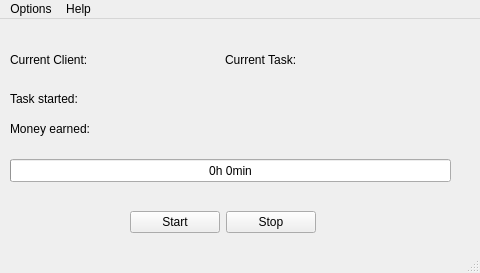
This is src/mainwindow.ui in FelixTheC/QT-TimeIsMoney as Qt 5 draws it before an edit. The edited form follows.
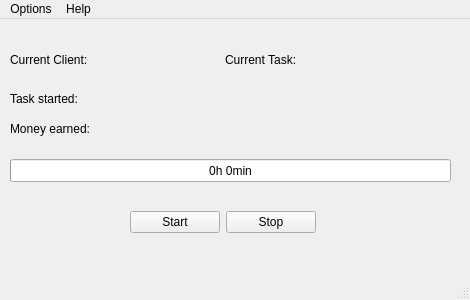
This is the edited form.

Commit message: refactor: allow window resizing

```diff
--- a/src/mainwindow.ui
+++ b/src/mainwindow.ui
@@ -6,8 +6,8 @@
    <rect>
     <x>0</x>
     <y>0</y>
-    <width>480</width>
-    <height>273</height>
+    <width>470</width>
+    <height>300</height>
    </rect>
   </property>
   <property name="windowTitle">
@@ -195,7 +195,7 @@
     <rect>
      <x>0</x>
      <y>0</y>
-     <width>480</width>
+     <width>470</width>
      <height>22</height>
     </rect>
    </property>
```
The commit also changes 2 other files.
